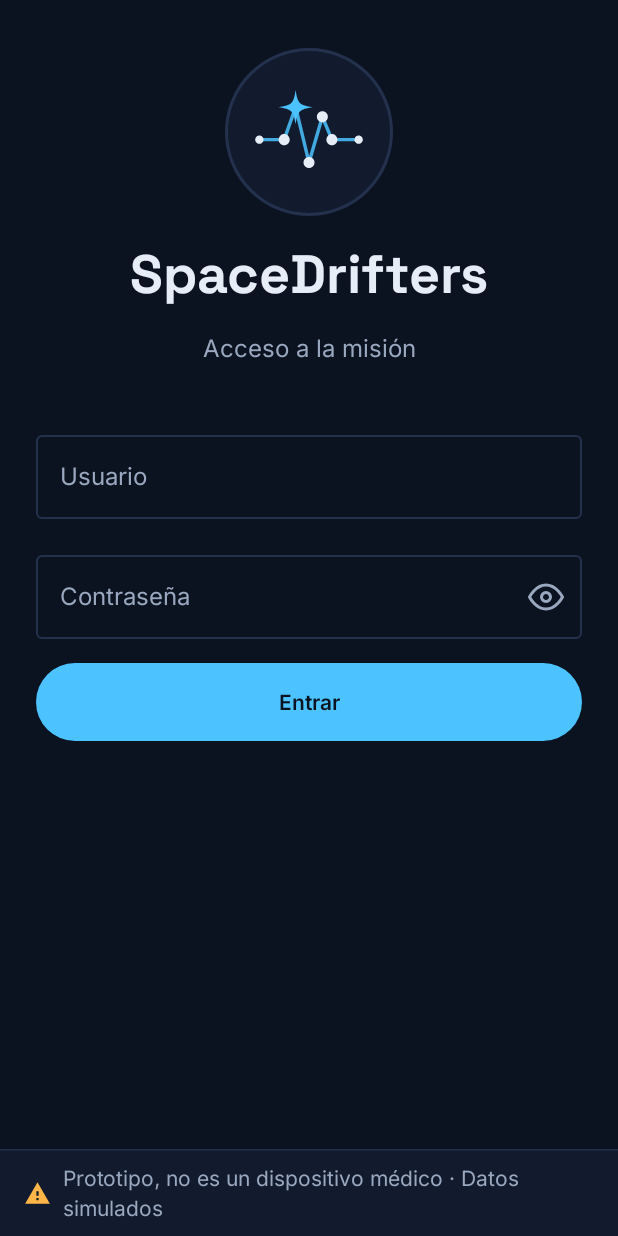
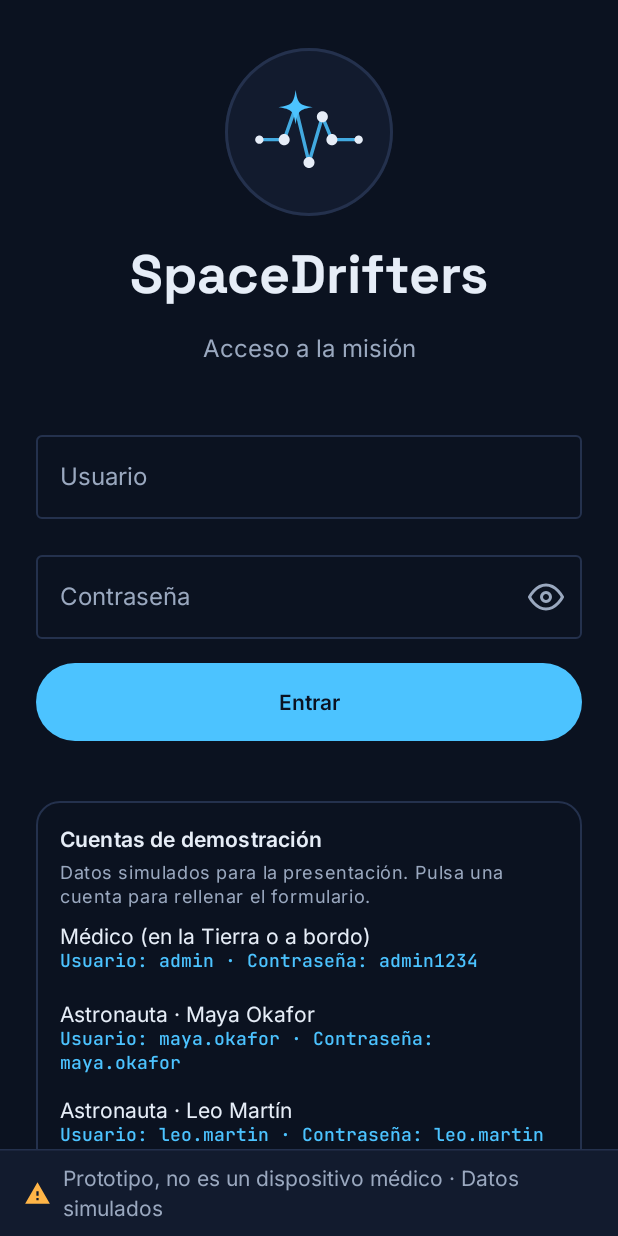
Before and after one commit to Guillermo849/NASA_SpaceAppChallenge2026_SpaceDrifters, an Android app built with Jetpack Compose: the @Preview function LoginPreview, on a phone screen of 412 x 824 dp. Run offline under Robolectric (Android 15) with nearby library versions, the phone set to English and light mode, and no system bars.

Commit message:
Login: cuentas de demostración con sus credenciales (pulsar una rellena el formulario)
Co-Authored-By: Claude Opus 5.5 <noreply@anthropic.com>

```diff
--- a/app/src/main/java/com/example/nasa_spaceappchallenge2026_spacedrifters/ui/screens/login/LoginScreen.kt
+++ b/app/src/main/java/com/example/nasa_spaceappchallenge2026_spacedrifters/ui/screens/login/LoginScreen.kt
@@ -7,7 +7,11 @@ import androidx.compose.foundation.border
 import androidx.compose.foundation.layout.Arrangement
 import androidx.compose.foundation.layout.Box
 import androidx.compose.foundation.layout.Column
+import androidx.compose.foundation.clickable
 import androidx.compose.foundation.layout.Spacer
+import androidx.compose.foundation.layout.heightIn
+import androidx.compose.foundation.shape.RoundedCornerShape
+import com.example.nasa_spaceappchallenge2026_spacedrifters.data.ejemplo.CargadorDatosEjemplo
 import androidx.compose.foundation.layout.fillMaxSize
 import androidx.compose.foundation.layout.fillMaxWidth
 import androidx.compose.foundation.layout.height
@@ -220,6 +224,68 @@ private fun LoginContent(
                     Text(stringResource(R.string.login_entrar), style = MaterialTheme.typography.labelLarge)
                 }
             }
+
+            // ── Cuentas de demostración (para la presentación) ────────────────
+            Spacer(Modifier.height(8.dp))
+            CuentasDemo(
+                onElegir = { cuenta ->
+                    onUsuarioCambiado(cuenta.usuario)
+                    onContrasenaCambiada(cuenta.contrasena)
+                },
+            )
+        }
+    }
+}
+
+/** Una cuenta de los datos de ejemplo. */
+private class CuentaDemo(@StringRes val rol: Int, val nombre: String?, val usuario: String, val contrasena: String)
+
+/** Las cuentas que crean los datos de ejemplo (CargadorDatosEjemplo): el médico y un usuario por astronauta. */
+private val CUENTAS_DEMO = listOf(
+    CuentaDemo(R.string.login_demo_medico, null, CargadorDatosEjemplo.USUARIO_ADMIN, CargadorDatosEjemplo.CONTRASENA_ADMIN),
+    CuentaDemo(R.string.login_demo_astronauta, "Maya Okafor", "maya.okafor", "maya.okafor"),
+    CuentaDemo(R.string.login_demo_astronauta, "Leo Martín", "leo.martin", "leo.martin"),
+    CuentaDemo(R.string.login_demo_astronauta, "Ane Etxeberria", "ane.etxeberria", "ane.etxeberria"),
+    CuentaDemo(R.string.login_demo_astronauta, "Ilan Novak", "ilan.novak", "ilan.novak"),
+)
+
+/**
+ * Recuadro informativo con las credenciales de la demo, para quien vea la app en la presentación.
+ * Pulsar una cuenta rellena el formulario.
+ */
+@Composable
+private fun CuentasDemo(onElegir: (CuentaDemo) -> Unit) {
+    Column(
+        modifier = Modifier
+            .fillMaxWidth()
+            .border(1.dp, MaterialTheme.colorScheme.outline, RoundedCornerShape(16.dp))
+            .padding(16.dp),
+        verticalArrangement = Arrangement.spacedBy(4.dp),
+    ) {
+        Text(stringResource(R.string.login_demo_titulo), style = MaterialTheme.typography.titleSmall)
+        Text(
+            stringResource(R.string.login_demo_explicacion),
+            style = MaterialTheme.typography.bodySmall,
+            color = MaterialTheme.colorScheme.onSurfaceVariant,
+        )
+        CUENTAS_DEMO.forEach { c ->
+            Column(
+                modifier = Modifier
+                    .fillMaxWidth()
+                    .heightIn(min = 48.dp)
+                    .clickable { onElegir(c) }
+                    .padding(vertical = 6.dp),
+            ) {
+                Text(
+                    listOfNotNull(stringResource(c.rol), c.nombre).joinToString(" · "),
+                    style = MaterialTheme.typography.bodyMedium,
+                )
+                Text(
+                    stringResource(R.string.login_demo_credenciales, c.usuario, c.contrasena),
+                    style = MaterialTheme.typography.labelMedium,
+                    color = MaterialTheme.colorScheme.primary,
+                )
+            }
         }
     }
 }
--- a/app/src/main/res/values/strings.xml
+++ b/app/src/main/res/values/strings.xml
@@ -537,4 +537,11 @@
     <string name="hecho_confirmado_por_medico">nivel confirmado</string>
     <string name="hecho_bajado_por_medico">nivel bajado</string>
     <string name="hecho_emergencia_atendida">emergencia atendida</string>
+
+    <!-- Inicio de sesión: cuentas de demostración -->
+    <string name="login_demo_titulo">Cuentas de demostración</string>
+    <string name="login_demo_explicacion">Datos simulados para la presentación. Pulsa una cuenta para rellenar el formulario.</string>
+    <string name="login_demo_medico">Médico (en la Tierra o a bordo)</string>
+    <string name="login_demo_astronauta">Astronauta</string>
+    <string name="login_demo_credenciales">Usuario: %1$s · Contraseña: %2$s</string>
 </resources>
```
Also changed, not shown: 1 other file.
